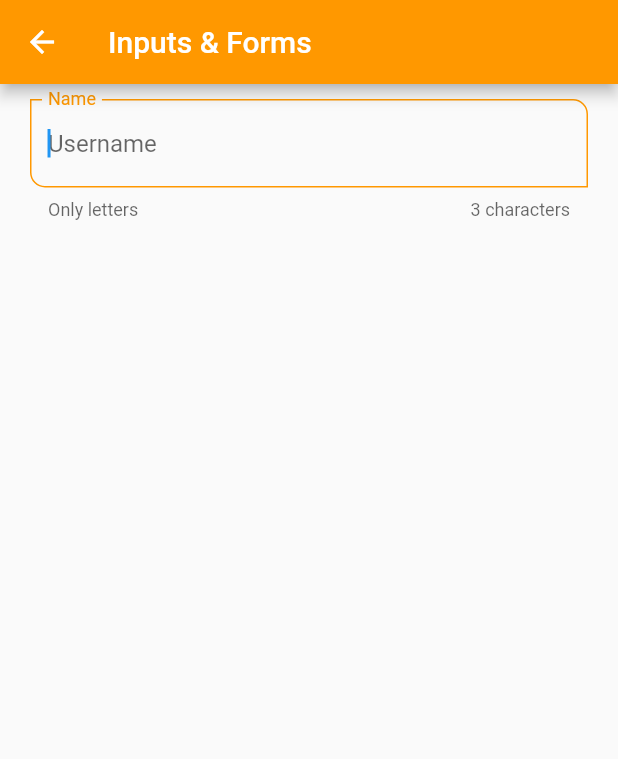
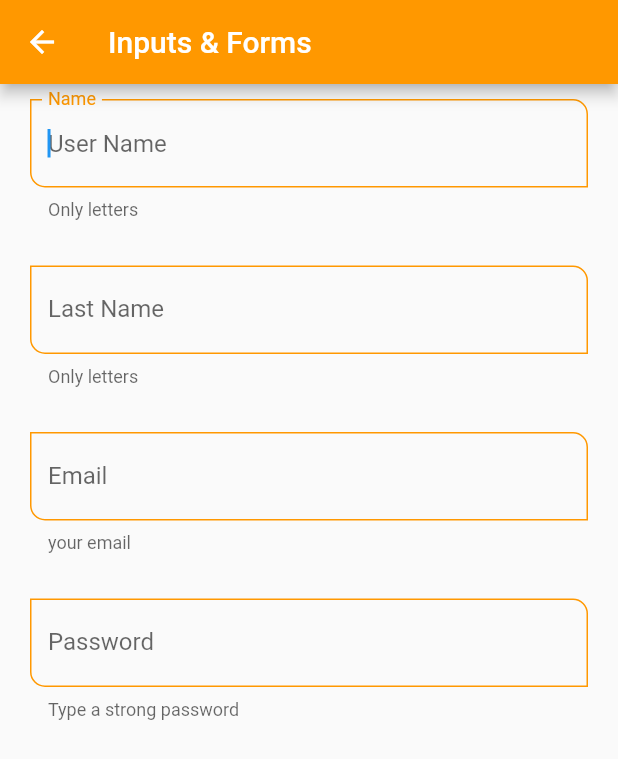
Before and after one commit to BryanParada/flComponents, a Flutter app: the InputsScreen screen opened by its route, on a phone screen of 412 x 824 dp. Shown: the top 759 px of the screen. Run offline on Flutter 3.47's test engine with Material 2 defaults, Android fonts, the phone set to English and light mode, and no system bars.

Commit message:
F90 - Email - password fields

```diff
--- a/lib/screens/inputs_screen.dart
+++ b/lib/screens/inputs_screen.dart
@@ -15,9 +15,17 @@ class InputsScreen extends StatelessWidget {
       body: SingleChildScrollView(
         child: Padding(
           padding: const EdgeInsets.symmetric(horizontal: 20, vertical: 10),
-          child: Column(children: [
+          child: Column (children: const[
 
-              CustomInputField( labelText: 'Name', hintText: 'Username', helperText: 'Only letters')
+              CustomInputField( labelText: 'Name', hintText: 'User Name', helperText: 'Only letters'),
+              SizedBox( height: 30,),
+              CustomInputField( labelText: 'Last Name', hintText: 'Last name', helperText: 'Only letters'),
+              SizedBox( height: 30,),
+              CustomInputField( labelText: 'Email', hintText: 'Email', helperText: 'your email', keybType: TextInputType.emailAddress),
+              SizedBox( height: 30,),
+              CustomInputField( labelText: 'Password', hintText: 'Password', helperText: 'Type a strong password', obscureText: true, ),
+              SizedBox( height: 30,),
+
 
           ],)
         ),
--- a/lib/widgets/custom_input_field.dart
+++ b/lib/widgets/custom_input_field.dart
@@ -8,6 +8,9 @@ class CustomInputField extends StatelessWidget {
   final IconData? icon;
   final IconData? suffixIcon;
 
+  final TextInputType? keybType;
+  final bool obscureText;
+
   const CustomInputField({
     Key? key,
     this.hintText,
@@ -15,6 +18,8 @@ class CustomInputField extends StatelessWidget {
     this.helperText,
     this.icon,
     this.suffixIcon,
+    this.keybType,
+     this.obscureText = false ,
 
   }) : super(key: key);
 
@@ -24,6 +29,8 @@ class CustomInputField extends StatelessWidget {
       autofocus: true,
       initialValue: '',
       textCapitalization: TextCapitalization.words,
+      keyboardType: keybType,
+      obscureText: obscureText,
       onChanged: (value) {
         print('value: $value');
       },
@@ -36,7 +43,7 @@ class CustomInputField extends StatelessWidget {
         hintText: hintText,
         labelText: labelText,
         helperText: helperText,
-        counterText: '3 characters',
+        //counterText: '3 characters',
         //prefixIcon: Icon( Icons.verified_user_outlined),
         suffixIcon: icon == null ? null : Icon(suffixIcon),
         icon: icon == null ? null : Icon(icon),
```
